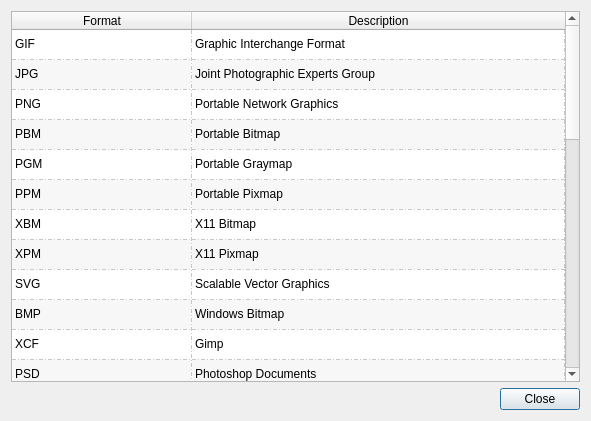
Above: src/ui/forms/AboutSupportedFormatsDialog.ui from vookimedlo/vooki-image-viewer before the change. Below: the same form after it.
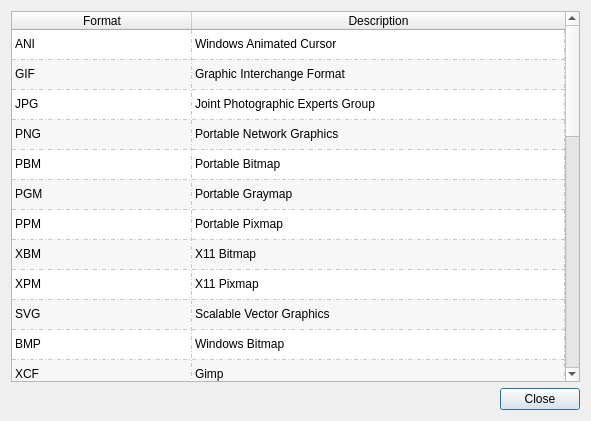
That is the form after the change. Icons and pictures are not drawn.

Diff of the .ui file:
```diff
--- a/src/ui/forms/AboutSupportedFormatsDialog.ui
+++ b/src/ui/forms/AboutSupportedFormatsDialog.ui
@@ -52,7 +52,7 @@
       <enum>Qt::DashDotLine</enum>
      </property>
      <property name="rowCount">
-      <number>33</number>
+      <number>34</number>
      </property>
      <attribute name="horizontalHeaderDefaultSectionSize">
       <number>180</number>
@@ -63,6 +63,11 @@
      <attribute name="verticalHeaderVisible">
       <bool>false</bool>
      </attribute>
+     <row>
+      <property name="text">
+       <string>New Row</string>
+      </property>
+     </row>
      <row>
       <property name="text">
        <string/>
@@ -232,25 +237,22 @@
      </column>
      <item row="0" column="0">
       <property name="text">
-       <string>GIF</string>
+       <string>ANI</string>
       </property>
      </item>
      <item row="0" column="1">
       <property name="text">
-       <string>Graphic Interchange Format</string>
-      </property>
-      <property name="flags">
-       <set>ItemIsEnabled</set>
+       <string>Windows Animated Cursor</string>
       </property>
      </item>
      <item row="1" column="0">
       <property name="text">
-       <string>JPG</string>
+       <string>GIF</string>
       </property>
      </item>
      <item row="1" column="1">
       <property name="text">
-       <string>Joint Photographic Experts Group</string>
+       <string>Graphic Interchange Format</string>
       </property>
       <property name="flags">
        <set>ItemIsEnabled</set>
@@ -258,12 +260,12 @@
      </item>
      <item row="2" column="0">
       <property name="text">
-       <string>PNG</string>
+       <string>JPG</string>
       </property>
      </item>
      <item row="2" column="1">
       <property name="text">
-       <string>Portable Network Graphics</string>
+       <string>Joint Photographic Experts Group</string>
       </property>
       <property name="flags">
        <set>ItemIsEnabled</set>
@@ -271,12 +273,12 @@
      </item>
      <item row="3" column="0">
       <property name="text">
-       <string>PBM</string>
+       <string>PNG</string>
       </property>
      </item>
      <item row="3" column="1">
       <property name="text">
-       <string>Portable Bitmap</string>
+       <string>Portable Network Graphics</string>
       </property>
       <property name="flags">
        <set>ItemIsEnabled</set>
@@ -284,12 +286,12 @@
      </item>
      <item row="4" column="0">
       <property name="text">
-       <string>PGM</string>
+       <string>PBM</string>
       </property>
      </item>
      <item row="4" column="1">
       <property name="text">
-       <string>Portable Graymap</string>
+       <string>Portable Bitmap</string>
       </property>
       <property name="flags">
        <set>ItemIsEnabled</set>
@@ -297,12 +299,12 @@
      </item>
      <item row="5" column="0">
       <property name="text">
-       <string>PPM</string>
+       <string>PGM</string>
       </property>
      </item>
      <item row="5" column="1">
       <property name="text">
-       <string>Portable Pixmap</string>
+       <string>Portable Graymap</string>
       </property>
       <property name="flags">
        <set>ItemIsEnabled</set>
@@ -310,12 +312,12 @@
      </item>
      <item row="6" column="0">
       <property name="text">
-       <string>XBM</string>
+       <string>PPM</string>
       </property>
      </item>
      <item row="6" column="1">
       <property name="text">
-       <string>X11 Bitmap</string>
+       <string>Portable Pixmap</string>
       </property>
       <property name="flags">
        <set>ItemIsEnabled</set>
@@ -323,12 +325,12 @@
      </item>
      <item row="7" column="0">
       <property name="text">
-       <string>XPM</string>
+       <string>XBM</string>
       </property>
      </item>
      <item row="7" column="1">
       <property name="text">
-       <string>X11 Pixmap</string>
+       <string>X11 Bitmap</string>
       </property>
       <property name="flags">
        <set>ItemIsEnabled</set>
@@ -336,12 +338,12 @@
      </item>
      <item row="8" column="0">
       <property name="text">
-       <string>SVG</string>
+       <string>XPM</string>
       </property>
      </item>
      <item row="8" column="1">
       <property name="text">
-       <string>Scalable Vector Graphics</string>
+       <string>X11 Pixmap</string>
       </property>
       <property name="flags">
        <set>ItemIsEnabled</set>
@@ -349,12 +351,12 @@
      </item>
      <item row="9" column="0">
       <property name="text">
-       <string>BMP</string>
+       <string>SVG</string>
       </property>
      </item>
      <item row="9" column="1">
       <property name="text">
-       <string>Windows Bitmap</string>
+       <string>Scalable Vector Graphics</string>
       </property>
       <property name="flags">
        <set>ItemIsEnabled</set>
@@ -362,230 +364,243 @@
      </item>
      <item row="10" column="0">
       <property name="text">
-       <string>XCF</string>
+       <string>BMP</string>
       </property>
      </item>
      <item row="10" column="1">
       <property name="text">
-       <string>Gimp</string>
+       <string>Windows Bitmap</string>
+      </property>
+      <property name="flags">
+       <set>ItemIsEnabled</set>
       </property>
      </item>
      <item row="11" column="0">
       <property name="text">
-       <string>PSD</string>
+       <string>XCF</string>
       </property>
      </item>
      <item row="11" column="1">
       <property name="text">
-       <string>Photoshop Documents</string>
+       <string>Gimp</string>
       </property>
      </item>
      <item row="12" column="0">
       <property name="text">
-       <string>RAS</string>
+       <string>PSD</string>
       </property>
      </item>
      <item row="12" column="1">
       <property name="text">
-       <string>Sun Raster</string>
+       <string>Photoshop Documents</string>
       </property>
      </item>
      <item row="13" column="0">
       <property name="text">
-       <string>HDR</string>
+       <string>RAS</string>
       </property>
      </item>
      <item row="13" column="1">
       <property name="text">
-       <string>Radiance HDR</string>
+       <string>Sun Raster</string>
       </property>
      </item>
      <item row="14" column="0">
       <property name="text">
-       <string>PCX</string>
+       <string>HDR</string>
       </property>
      </item>
      <item row="14" column="1">
       <property name="text">
-       <string>Personal Computer Exchange</string>
+       <string>Radiance HDR</string>
       </property>
      </item>
      <item row="15" column="0">
       <property name="text">
-       <string>RGB, RGBA, SGI, BW</string>
+       <string>PCX</string>
       </property>
      </item>
      <item row="15" column="1">
       <property name="text">
-       <string>SGI Images</string>
+       <string>Personal Computer Exchange</string>
       </property>
      </item>
      <item row="16" column="0">
       <property name="text">
-       <string>PIC</string>
+       <string>RGB, RGBA, SGI, BW</string>
       </property>
      </item>
      <item row="16" column="1">
       <property name="text">
-       <string>Softimage</string>
+       <string>SGI Images</string>
       </property>
      </item>
      <item row="17" column="0">
       <property name="text">
-       <string>TGA</string>
+       <string>PIC</string>
       </property>
      </item>
      <item row="17" column="1">
       <property name="text">
-       <string>Targa</string>
+       <string>Softimage</string>
       </property>
      </item>
      <item row="18" column="0">
       <property name="text">
-       <string>ARW</string>
+       <string>TGA</string>
       </property>
      </item>
      <item row="18" column="1">
       <property name="text">
-       <string>Sony Alpha Raw [Inner thumbnail only]</string>
+       <string>Targa</string>
       </property>
      </item>
      <item row="19" column="0">
       <property name="text">
-       <string>CR2</string>
+       <string>ARW</string>
       </property>
      </item>
      <item row="19" column="1">
       <property name="text">
-       <string>Canon Raw Version 2 [Inner thumbnail only]</string>
+       <string>Sony Alpha Raw [Inner thumbnail only]</string>
       </property>
      </item>
      <item row="20" column="0">
       <property name="text">
-       <string>DNG</string>
+       <string>CR2</string>
       </property>
      </item>
      <item row="20" column="1">
       <property name="text">
-       <string>Digital Negative [Inner thumbnail only]</string>
+       <string>Canon Raw Version 2 [Inner thumbnail only]</string>
       </property>
      </item>
      <item row="21" column="0">
       <property name="text">
-       <string>ERF</string>
+       <string>DNG</string>
       </property>
      </item>
      <item row="21" column="1">
       <property name="text">
-       <string>Epson RAW File [Inner thumbnail only]</string>
+       <string>Digital Negative [Inner thumbnail only]</string>
       </property>
      </item>
      <item row="22" column="0">
       <property name="text">
-       <string>MOS</string>
+       <string>ERF</string>
       </property>
      </item>
      <item row="22" column="1">
       <property name="text">
-       <string>Leaf Raw Image File [Inner thumbnail only]</string>
+       <string>Epson RAW File [Inner thumbnail only]</string>
       </property>
      </item>
      <item row="23" column="0">
       <property name="text">
-       <string>MRW</string>
+       <string>MOS</string>
       </property>
      </item>
      <item row="23" column="1">
       <property name="text">
-       <string>Konica Minolta RAW [Inner thumbnail only]</string>
+       <string>Leaf Raw Image File [Inner thumbnail only]</string>
       </property>
      </item>
      <item row="24" column="0">
       <property name="text">
-       <string>NEF</string>
+       <string>MRW</string>
       </property>
      </item>
      <item row="24" column="1">
       <property name="text">
-       <string>Nikon Raw Image File [Inner thumbnail only]</string>
+       <string>Konica Minolta RAW [Inner thumbnail only]</string>
       </property>
      </item>
      <item row="25" column="0">
       <property name="text">
-       <string>ORF</string>
+       <string>NEF</string>
       </property>
      </item>
      <item row="25" column="1">
       <property name="text">
-       <string>Olympus Raw Image File [Inner thumbnail only]</string>
+       <string>Nikon Raw Image File [Inner thumbnail only]</string>
       </property>
      </item>
      <item row="26" column="0">
       <property name="text">
-       <string>PEF</string>
+       <string>ORF</string>
       </property>
      </item>
      <item row="26" column="1">
       <property name="text">
-       <string>Pentax Raw Image File [Inner thumbnail only]</string>
+       <string>Olympus Raw Image File [Inner thumbnail only]</string>
       </property>
      </item>
      <item row="27" column="0">
       <property name="text">
-       <string>RAF</string>
+       <string>PEF</string>
       </property>
      </item>
      <item row="27" column="1">
       <property name="text">
-       <string>Fuji Raw Image File [Inner thumbnail only]</string>
+       <string>Pentax Raw Image File [Inner thumbnail only]</string>
       </property>
      </item>
      <item row="28" column="0">
       <property name="text">
-       <string>RW2</string>
+       <string>RAF</string>
       </property>
      </item>
      <item row="28" column="1">
       <property name="text">
-       <string>Panasonic RAW Image File [Inner thumbnail only]</string>
+       <string>Fuji Raw Image File [Inner thumbnail only]</string>
       </property>
      </item>
      <item row="29" column="0">
       <property name="text">
-       <string>SRW</string>
+       <string>RW2</string>
       </property>
      </item>
      <item row="29" column="1">
       <property name="text">
-       <string>Samsung RAW Image File [Inner thumbnail only]</string>
+       <string>Panasonic RAW Image File [Inner thumbnail only]</string>
       </property>
      </item>
      <item row="30" column="0">
       <property name="text">
-       <string>X3F</string>
+       <string>SRW</string>
       </property>
      </item>
      <item row="30" column="1">
       <property name="text">
-       <string>SIGMA X3F Camera RAW File [Inner thumbnail only]</string>
+       <string>Samsung RAW Image File [Inner thumbnail only]</string>
       </property>
      </item>
      <item row="31" column="0">
       <property name="text">
-       <string>TIFF</string>
+       <string>X3F</string>
       </property>
      </item>
      <item row="31" column="1">
       <property name="text">
-       <string>Tagged Image File Format</string>
+       <string>SIGMA X3F Camera RAW File [Inner thumbnail only]</string>
       </property>
      </item>
      <item row="32" column="0">
       <property name="text">
-       <string>[MacOS/Win10 only] HEIC</string>
+       <string>TIFF</string>
       </property>
      </item>
      <item row="32" column="1">
+      <property name="text">
+       <string>Tagged Image File Format</string>
+      </property>
+     </item>
+     <item row="33" column="0">
+      <property name="text">
+       <string>[MacOS/Win10 only] HEIC</string>
+      </property>
+     </item>
+     <item row="33" column="1">
       <property name="text">
        <string>High Efficiency Image File Format</string>
       </property>
```
